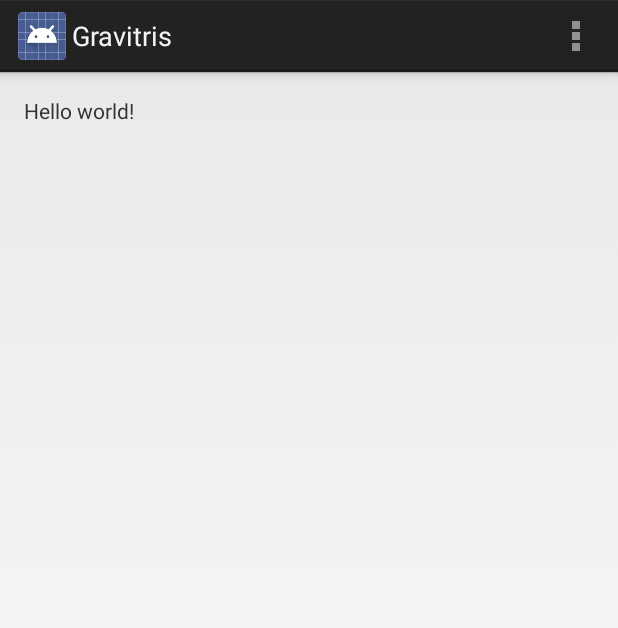
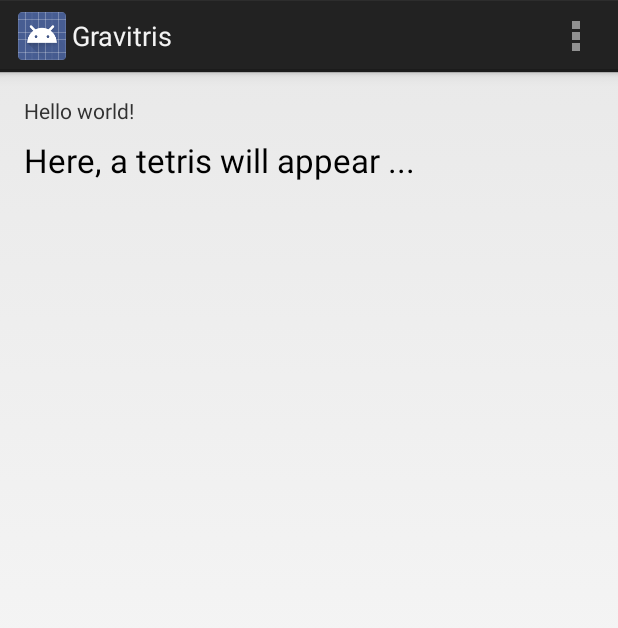
Before and after one commit to Krozark/Gravitris, an Android app: the screen it shows after launch (MainActivity), on a phone screen of 412 x 824 dp. Shown: the top 628 px of the screen. Run offline under Robolectric (Android 15) with nearby library versions, the phone set to English and light mode, and no system bars.

Commit message:
a tiny label

```diff
--- a/Gravitris/src/main/res/layout/activity_main.xml
+++ b/Gravitris/src/main/res/layout/activity_main.xml
@@ -1,16 +1,27 @@
 <RelativeLayout xmlns:android="http://schemas.android.com/apk/res/android"
     xmlns:tools="http://schemas.android.com/tools"
     android:layout_width="match_parent"
-    android:layout_height="match_parent"
+    android:layout_height="wrap_content"
     android:paddingLeft="@dimen/activity_horizontal_margin"
     android:paddingRight="@dimen/activity_horizontal_margin"
     android:paddingTop="@dimen/activity_vertical_margin"
     android:paddingBottom="@dimen/activity_vertical_margin"
-    tools:context=".MainActivity">
+    tools:context=".MainActivity"
+    android:gravity="bottom|top">
 
     <TextView
         android:layout_width="wrap_content"
         android:layout_height="wrap_content"
         android:text="@string/hello_world" />
 
+    <TextView
+            android:layout_width="wrap_content"
+            android:layout_height="wrap_content"
+            android:textAppearance="?android:attr/textAppearanceLarge"
+            android:text="@string/featureToRelease"
+            android:id="@+id/textView"
+            android:layout_alignParentTop="true"
+            android:layout_alignParentLeft="true"
+            android:layout_marginTop="28dp"/>
+
 </RelativeLayout>
--- a/Gravitris/src/main/res/values/strings.xml
+++ b/Gravitris/src/main/res/values/strings.xml
@@ -7,5 +7,7 @@
     </string>
     <string name="hello_world" >Hello world!
     </string>
+    <string name="featureToRelease" >Here, a tetris will appear ...
+    </string>
 
 </resources>
```
